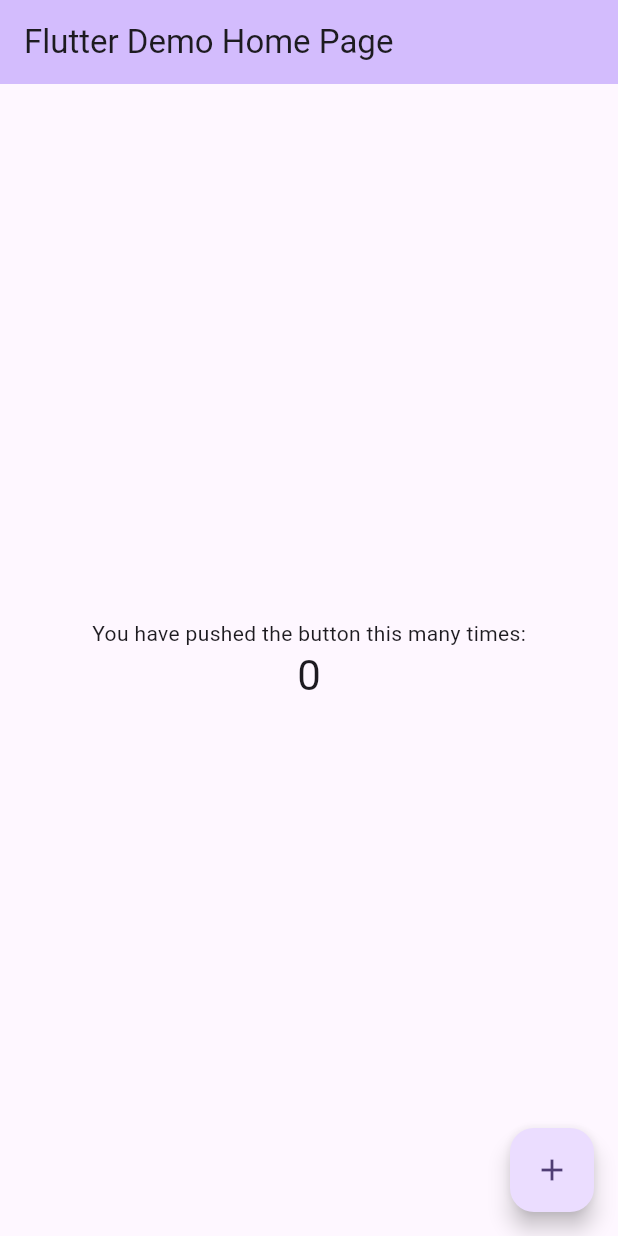
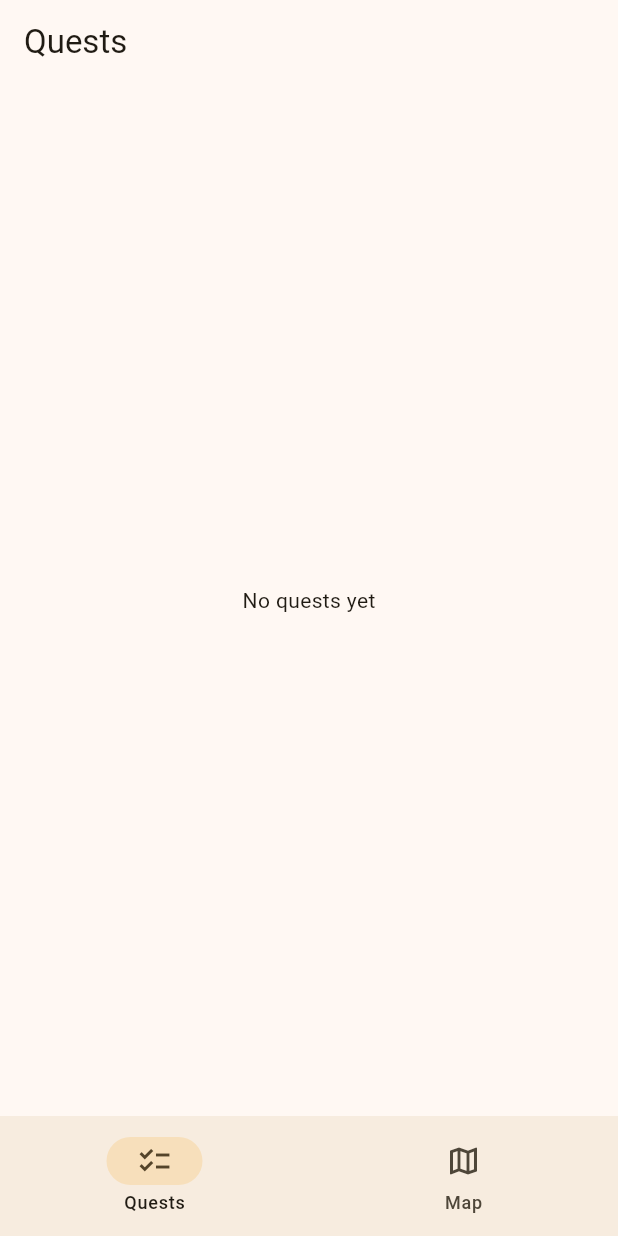
Before and after one commit to YEEET214/questmark, a Flutter app: the screen it shows after launch, on a phone screen of 412 x 824 dp. Run offline on Flutter 3.47's test engine with Material 3 defaults, Android fonts, the phone set to English and light mode, and no system bars.

Commit message:
feat(shell): app skeleton with bottom navigation between Quests and Map
Replace the Flutter counter template with the QuestMark app skeleton.

Structure (PLAN.md section 2):
- lib/main.dart: entry point only; calls runApp(QuestMarkApp()).
- lib/app.dart: composition root. Creates app-wide state and provides it
  through `provider`. It takes optional pre-built dependencies so tests
  can inject them.
- lib/state/navigation_controller.dart: a ChangeNotifier holding the
  active tab (AppTab.tasks / AppTab.map).
- lib/ui/home_shell.dart: Scaffold with a Material 3 NavigationBar and an
  IndexedStack holding both pages.
- lib/ui/tasks/task_list_page.dart, lib/ui/map/map_page.dart:
  placeholders, to be filled in phases 2 and 3.
- lib/ui/theme.dart: Material 3 theme seeded from quest-marker gold, with
  light and dark variants following the system setting.

Design choices:
- The tab index is in a shared NavigationController, not in local
  setState, so non-shell code can switch tabs. Phase 4's "show on map"
  button needs exactly this.
- IndexedStack keeps both pages mounted. Rebuilding the map on every tab
  switch would lose the camera position and reload tiles, wasting network
  (we are under tile-provider limits) and battery.
- select() notifies only when the tab really changes, avoiding redundant
  rebuilds.
- Dependencies are added in the phase that first uses them. Only
  `provider` is added now (PLAN.md updated to say so).

Tests (9, all passing; `flutter analyze` clean):
- test/state/navigation_controller_test.dart: default tab, initial tab,
  select notifies exactly once, no notification on re-selecting the
  current tab, AppTab order matches the nav bar.
- test/ui/home_shell_test.dart: boots on the quest list; tapping Map /
  Quests switches pages; switching from code updates the page and the
  nav bar; the hidden page stays mounted (state preserved).
- Removed the template test/widget_test.dart (it tested the counter).

Co-Authored-By: Claude Opus 5.5 <noreply@anthropic.com>

```diff
--- /dev/null
+++ b/lib/app.dart
@@ -0,0 +1,37 @@
+import 'package:flutter/material.dart';
+import 'package:provider/provider.dart';
+
+import 'state/navigation_controller.dart';
+import 'ui/home_shell.dart';
+import 'ui/theme.dart';
+
+/// Root widget. Provides the app-wide state objects and the theme.
+///
+/// Dependencies are created here (the composition root) and handed down
+/// through `provider`. Widgets never construct services themselves, so
+/// tests can pump [QuestMarkApp] with fakes injected through the
+/// constructor.
+class QuestMarkApp extends StatelessWidget {
+  const QuestMarkApp({super.key, this.navigationController});
+
+  /// Optional pre-built controller, mainly for tests.
+  final NavigationController? navigationController;
+
+  @override
+  Widget build(BuildContext context) {
+    return MultiProvider(
+      providers: [
+        ChangeNotifierProvider<NavigationController>(
+          create: (_) => navigationController ?? NavigationController(),
+        ),
+      ],
+      child: MaterialApp(
+        title: 'QuestMark',
+        debugShowCheckedModeBanner: false,
+        theme: buildQuestTheme(Brightness.light),
+        darkTheme: buildQuestTheme(Brightness.dark),
+        home: const HomeShell(),
+      ),
+    );
+  }
+}
--- a/lib/main.dart
+++ b/lib/main.dart
@@ -1,122 +1,7 @@
 import 'package:flutter/material.dart';
 
+import 'app.dart';
+
 void main() {
-  runApp(const MyApp());
+  runApp(const QuestMarkApp());
 }
-
-class MyApp extends StatelessWidget {
-  const MyApp({super.key});
-
-  // This widget is the root of your application.
-  @override
-  Widget build(BuildContext context) {
-    return MaterialApp(
-      title: 'Flutter Demo',
-      theme: ThemeData(
-        // This is the theme of your application.
-        //
-        // TRY THIS: Try running your application with "flutter run". You'll see
-        // the application has a purple toolbar. Then, without quitting the app,
-        // try changing the seedColor in the colorScheme below to Colors.green
-        // and then invoke "hot reload" (save your changes or press the "hot
-        // reload" button in a Flutter-supported IDE, or press "r" if you used
-        // the command line to start the app).
-        //
-        // Notice that the counter didn't reset back to zero; the application
-        // state is not lost during the reload. To reset the state, use hot
-        // restart instead.
-        //
-        // This works for code too, not just values: Most code changes can be
-        // tested with just a hot reload.
-        colorScheme: .fromSeed(seedColor: Colors.deepPurple),
-      ),
-      home: const MyHomePage(title: 'Flutter Demo Home Page'),
-    );
-  }
-}
-
-class MyHomePage extends StatefulWidget {
-  const MyHomePage({super.key, required this.title});
-
-  // This widget is the home page of your application. It is stateful, meaning
-  // that it has a State object (defined below) that contains fields that affect
-  // how it looks.
-
-  // This class is the configuration for the state. It holds the values (in this
-  // case the title) provided by the parent (in this case the App widget) and
-  // used by the build method of the State. Fields in a Widget subclass are
-  // always marked "final".
-
-  final String title;
-
-  @override
-  State<MyHomePage> createState() => _MyHomePageState();
-}
-
-class _MyHomePageState extends State<MyHomePage> {
-  int _counter = 0;
-
-  void _incrementCounter() {
-    setState(() {
-      // This call to setState tells the Flutter framework that something has
-      // changed in this State, which causes it to rerun the build method below
-      // so that the display can reflect the updated values. If we changed
-      // _counter without calling setState(), then the build method would not be
-      // called again, and so nothing would appear to happen.
-      _counter++;
-    });
-  }
-
-  @override
-  Widget build(BuildContext context) {
-    // This method is rerun every time setState is called, for instance as done
-    // by the _incrementCounter method above.
-    //
-    // The Flutter framework has been optimized to make rerunning build methods
-    // fast, so that you can just rebuild anything that needs updating rather
-    // than having to individually change instances of widgets.
-    return Scaffold(
-      appBar: AppBar(
-        // TRY THIS: Try changing the color here to a specific color (to
-        // Colors.amber, perhaps?) and trigger a hot reload to see the AppBar
-        // change color while the other colors stay the same.
-        backgroundColor: Theme.of(context).colorScheme.inversePrimary,
-        // Here we take the value from the MyHomePage object that was created by
-        // the App.build method, and use it to set our appbar title.
-        title: Text(widget.title),
-      ),
-      body: Center(
-        // Center is a layout widget. It takes a single child and positions it
-        // in the middle of the parent.
-        child: Column(
-          // Column is also a layout widget. It takes a list of children and
-          // arranges them vertically. By default, it sizes itself to fit its
-          // children horizontally, and tries to be as tall as its parent.
-          //
-          // Column has various properties to control how it sizes itself and
-          // how it positions its children. Here we use mainAxisAlignment to
-          // center the children vertically; the main axis here is the vertical
-          // axis because Columns are vertical (the cross axis would be
-          // horizontal).
-          //
-          // TRY THIS: Invoke "debug painting" (choose the "Toggle Debug Paint"
-          // action in the IDE, or press "p" in the console), to see the
-          // wireframe for each widget.
-          mainAxisAlignment: .center,
-          children: [
-            const Text('You have pushed the button this many times:'),
-            Text(
-              '$_counter',
-              style: Theme.of(context).textTheme.headlineMedium,
-            ),
-          ],
-        ),
-      ),
-      floatingActionButton: FloatingActionButton(
-        onPressed: _incrementCounter,
-        tooltip: 'Increment',
-        child: const Icon(Icons.add),
-      ),
-    );
-  }
-}
--- /dev/null
+++ b/lib/state/navigation_controller.dart
@@ -0,0 +1,27 @@
+import 'package:flutter/foundation.dart';
+
+/// The top-level destinations of the app, in bottom-navigation order.
+enum AppTab { tasks, map }
+
+/// Holds which top-level tab is currently shown.
+///
+/// The tab index lives in shared state rather than inside the shell
+/// widget's `setState` so that other parts of the app can switch tabs.
+/// For example, the "show on map" button in the task list (phase 4)
+/// calls `select(AppTab.map)` without needing a reference to the shell.
+class NavigationController extends ChangeNotifier {
+  NavigationController({AppTab initialTab = AppTab.tasks})
+      : _current = initialTab;
+
+  AppTab _current;
+
+  AppTab get current => _current;
+
+  /// Switches to [tab]. Listeners are only notified when the tab actually
+  /// changes, to avoid pointless rebuilds.
+  void select(AppTab tab) {
+    if (tab == _current) return;
+    _current = tab;
+    notifyListeners();
+  }
+}
--- /dev/null
+++ b/lib/ui/home_shell.dart
@@ -0,0 +1,46 @@
+import 'package:flutter/material.dart';
+import 'package:provider/provider.dart';
+
+import '../state/navigation_controller.dart';
+import 'map/map_page.dart';
+import 'tasks/task_list_page.dart';
+
+/// The app's top-level scaffold: the current page plus a bottom navigation
+/// bar for switching between the task list and the map.
+class HomeShell extends StatelessWidget {
+  const HomeShell({super.key});
+
+  @override
+  Widget build(BuildContext context) {
+    final nav = context.watch<NavigationController>();
+
+    return Scaffold(
+      // IndexedStack keeps both pages alive while switching tabs. This
+      // matters for the map: rebuilding it would lose the camera position
+      // and reload tiles, which wastes network and battery.
+      body: IndexedStack(
+        index: nav.current.index,
+        children: const [
+          TaskListPage(),
+          MapPage(),
+        ],
+      ),
+      bottomNavigationBar: NavigationBar(
+        selectedIndex: nav.current.index,
+        onDestinationSelected: (i) => nav.select(AppTab.values[i]),
+        destinations: const [
+          NavigationDestination(
+            icon: Icon(Icons.checklist_outlined),
+            selectedIcon: Icon(Icons.checklist),
+            label: 'Quests',
+          ),
+          NavigationDestination(
+            icon: Icon(Icons.map_outlined),
+            selectedIcon: Icon(Icons.map),
+            label: 'Map',
+          ),
+        ],
+      ),
+    );
+  }
+}
--- /dev/null
+++ b/lib/ui/map/map_page.dart
@@ -0,0 +1,16 @@
+import 'package:flutter/material.dart';
+
+/// World map with tasks drawn as quest markers and the player's position.
+///
+/// Placeholder until phase 3 (map + quest markers).
+class MapPage extends StatelessWidget {
+  const MapPage({super.key});
+
+  @override
+  Widget build(BuildContext context) {
+    return Scaffold(
+      appBar: AppBar(title: const Text('World Map')),
+      body: const Center(child: Text('Map coming soon')),
+    );
+  }
+}
--- /dev/null
+++ b/lib/ui/tasks/task_list_page.dart
@@ -0,0 +1,16 @@
+import 'package:flutter/material.dart';
+
+/// Shows all tasks as a list.
+///
+/// Placeholder until phase 2 (task list UI).
+class TaskListPage extends StatelessWidget {
+  const TaskListPage({super.key});
+
+  @override
+  Widget build(BuildContext context) {
+    return Scaffold(
+      appBar: AppBar(title: const Text('Quests')),
+      body: const Center(child: Text('No quests yet')),
+    );
+  }
+}
--- /dev/null
+++ b/lib/ui/theme.dart
@@ -0,0 +1,20 @@
+import 'package:flutter/material.dart';
+
+/// Quest-marker gold. Used as the seed colour so the whole UI shares the
+/// palette of the map markers.
+const Color questGold = Color(0xFFE0A526);
+
+/// Builds the app theme for the given [brightness].
+///
+/// This is Material 3 seeded from a single colour, which keeps the theme
+/// small for now. The game-style visual design is planned for the polish
+/// phase.
+ThemeData buildQuestTheme(Brightness brightness) {
+  return ThemeData(
+    useMaterial3: true,
+    colorScheme: ColorScheme.fromSeed(
+      seedColor: questGold,
+      brightness: brightness,
+    ),
+  );
+}
--- a/pubspec.yaml
+++ b/pubspec.yaml
@@ -1,5 +1,5 @@
 name: questmark
-description: "A new Flutter project."
+description: "A to-do app whose tasks appear as quest markers on an OpenStreetMap-based world map."
 # The following line prevents the package from being accidentally published to
 # pub.dev using `flutter pub publish`. This is preferred for private packages.
 publish_to: 'none' # Remove this line if you wish to publish to pub.dev
@@ -34,6 +34,7 @@ dependencies:
   # The following adds the Cupertino Icons font to your application.
   # Use with the CupertinoIcons class for iOS style icons.
   cupertino_icons: ^1.0.8
+  provider: ^6.1.5+1
 
 dev_dependencies:
   flutter_test:
```
Also changed, not shown: pubspec.lock, 3 other files.
